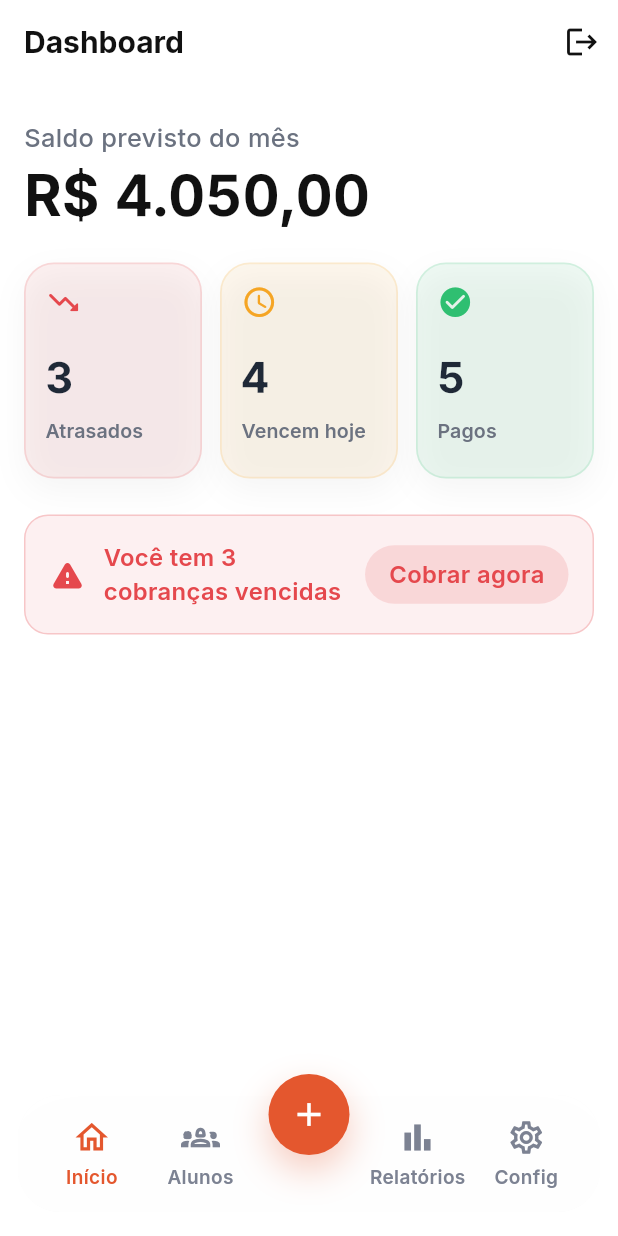
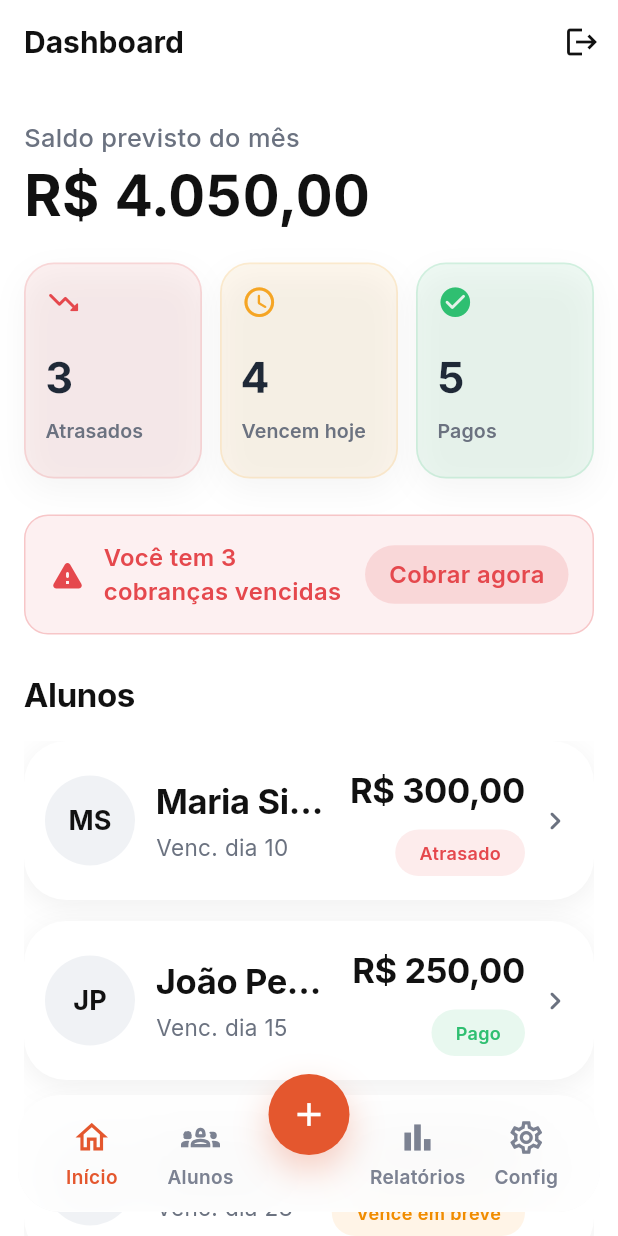
Before and after one commit to hpzynha/cobranca_app, a Flutter app: the screen it shows once a user with an empty profile is signed in, on a phone screen of 412 x 824 dp. Run offline on Flutter 3.47's test engine with Material 3 defaults, Android fonts, the phone set to English and light mode, and no system bars; our stand-ins replace flutter_riverpod, flutter_svg, go_router, google_fonts, shared_preferences, supabase_flutter; accounts and stored records are empty.

Commit message:
adding student list

```diff
--- a/lib/features/auth/presentation/pages/home_screen.dart
+++ b/lib/features/auth/presentation/pages/home_screen.dart
@@ -3,6 +3,7 @@ import 'package:app_cobranca/core/theme/app_responsive.dart';
 import 'package:app_cobranca/core/theme/app_spacing.dart';
 import 'package:app_cobranca/features/auth/presentation/widgets/bottom_bar.dart';
 import 'package:app_cobranca/features/auth/presentation/widgets/dashboard_status_card.dart';
+import 'package:app_cobranca/features/auth/presentation/widgets/lib/features/auth/presentation/widgets/students_dashboard_card.dart';
 import 'package:app_cobranca/features/auth/presentation/widgets/monthly_balance_header.dart';
 import 'package:app_cobranca/features/auth/presentation/widgets/overdue_alert_card.dart';
 import 'package:flutter/material.dart';
@@ -106,7 +107,8 @@ class HomeScreen extends StatelessWidget {
               },
             ),
 
-            // Aqui depois entra lista de alunos
+            SizedBox(height: sectionSpacing),
+            const StudentsDashboardCard(),
           ],
         ),
       ),
--- /dev/null
+++ b/lib/features/auth/presentation/widgets/lib/features/auth/presentation/widgets/students_dashboard_card.dart
@@ -0,0 +1,190 @@
+import 'package:app_cobranca/core/theme/app_colors.dart';
+import 'package:app_cobranca/core/theme/app_radius.dart';
+import 'package:app_cobranca/core/theme/app_spacing.dart';
+import 'package:app_cobranca/core/theme/app_text_styles.dart';
+import 'package:flutter/material.dart';
+
+class StudentsDashboardCard extends StatelessWidget {
+  const StudentsDashboardCard({super.key});
+
+  static const List<_StudentPaymentMock> _mockStudents = [
+    _StudentPaymentMock(
+      initials: 'MS',
+      name: 'Maria Silva',
+      dueLabel: 'Venc. dia 10',
+      amountLabel: 'R\$ 300,00',
+      status: _PaymentStatus.overdue,
+    ),
+    _StudentPaymentMock(
+      initials: 'JP',
+      name: 'João Pedro',
+      dueLabel: 'Venc. dia 15',
+      amountLabel: 'R\$ 250,00',
+      status: _PaymentStatus.paid,
+    ),
+    _StudentPaymentMock(
+      initials: 'AP',
+      name: 'Ana Paula',
+      dueLabel: 'Venc. dia 28',
+      amountLabel: 'R\$ 400,00',
+      status: _PaymentStatus.dueSoon,
+    ),
+    _StudentPaymentMock(
+      initials: 'CL',
+      name: 'Carlos Lima',
+      dueLabel: 'Venc. dia 30',
+      amountLabel: 'R\$ 350,00',
+      status: _PaymentStatus.dueSoon,
+    ),
+  ];
+
+  @override
+  Widget build(BuildContext context) {
+    return Column(
+      crossAxisAlignment: CrossAxisAlignment.start,
+      children: [
+        Text('Alunos', style: AppTextStyles.heading.copyWith(fontSize: 22)),
+        const SizedBox(height: AppSpacing.md),
+        SizedBox(
+          height: 360,
+          child: ListView.separated(
+            physics: const BouncingScrollPhysics(),
+            itemBuilder: (context, index) {
+              final student = _mockStudents[index];
+              return _StudentRowCard(student: student);
+            },
+            separatorBuilder: (_, __) => const SizedBox(height: 14),
+            itemCount: _mockStudents.length,
+          ),
+        ),
+      ],
+    );
+  }
+}
+
+class _StudentRowCard extends StatelessWidget {
+  const _StudentRowCard({required this.student});
+
+  final _StudentPaymentMock student;
+
+  @override
+  Widget build(BuildContext context) {
+    return Container(
+      padding: const EdgeInsets.symmetric(horizontal: 14, vertical: 16),
+      decoration: BoxDecoration(
+        color: AppColors.background,
+        borderRadius: BorderRadius.circular(28),
+        boxShadow: [
+          BoxShadow(
+            color: Colors.black.withValues(alpha: 0.06),
+            blurRadius: 16,
+            offset: const Offset(0, 4),
+          ),
+        ],
+      ),
+      child: Row(
+        children: [
+          CircleAvatar(
+            radius: 30,
+            backgroundColor: const Color(0xFFF0F2F5),
+            child: Text(
+              student.initials,
+              style: AppTextStyles.dashboardCardNumber.copyWith(
+                fontSize: 18,
+                color: AppColors.textPrimary,
+              ),
+            ),
+          ),
+          const SizedBox(width: 14),
+          Expanded(
+            child: Column(
+              crossAxisAlignment: CrossAxisAlignment.start,
+              children: [
+                Text(
+                  student.name,
+                  maxLines: 1,
+                  overflow: TextOverflow.ellipsis,
+                  style: AppTextStyles.heading.copyWith(fontSize: 23),
+                ),
+                const SizedBox(height: 4),
+                Text(
+                  student.dueLabel,
+                  style: AppTextStyles.body.copyWith(
+                    fontSize: 15,
+                    color: AppColors.textMuted,
+                  ),
+                ),
+              ],
+            ),
+          ),
+          const SizedBox(width: 12),
+          Column(
+            crossAxisAlignment: CrossAxisAlignment.end,
+            children: [
+              Text(
+                student.amountLabel,
+                style: AppTextStyles.heading.copyWith(fontSize: 23),
+              ),
+              const SizedBox(height: 10),
+              _StatusPill(status: student.status),
+            ],
+          ),
+          const SizedBox(width: 8),
+          const Icon(Icons.chevron_right_rounded, color: AppColors.textMuted),
+        ],
+      ),
+    );
+  }
+}
+
+class _StatusPill extends StatelessWidget {
+  const _StatusPill({required this.status});
+
+  final _PaymentStatus status;
+
+  @override
+  Widget build(BuildContext context) {
+    return Container(
+      padding: const EdgeInsets.symmetric(horizontal: 16, vertical: 7),
+      decoration: BoxDecoration(
+        color: status.background,
+        borderRadius: BorderRadius.circular(AppRadius.pill),
+      ),
+      child: Text(
+        status.label,
+        style: AppTextStyles.dashboardAlert.copyWith(
+          color: status.foreground,
+          fontSize: 12,
+        ),
+      ),
+    );
+  }
+}
+
+class _StudentPaymentMock {
+  const _StudentPaymentMock({
+    required this.initials,
+    required this.name,
+    required this.dueLabel,
+    required this.amountLabel,
+    required this.status,
+  });
+
+  final String initials;
+  final String name;
+  final String dueLabel;
+  final String amountLabel;
+  final _PaymentStatus status;
+}
+
+enum _PaymentStatus {
+  overdue('Atrasado', Color(0xFFFDECEC), AppColors.danger),
+  paid('Pago', Color(0xFFE8F8EF), AppColors.success),
+  dueSoon('Vence em breve', Color(0xFFFFF4E7), Color(0xFFF08C00));
+
+  const _PaymentStatus(this.label, this.background, this.foreground);
+
+  final String label;
+  final Color background;
+  final Color foreground;
+}
```
